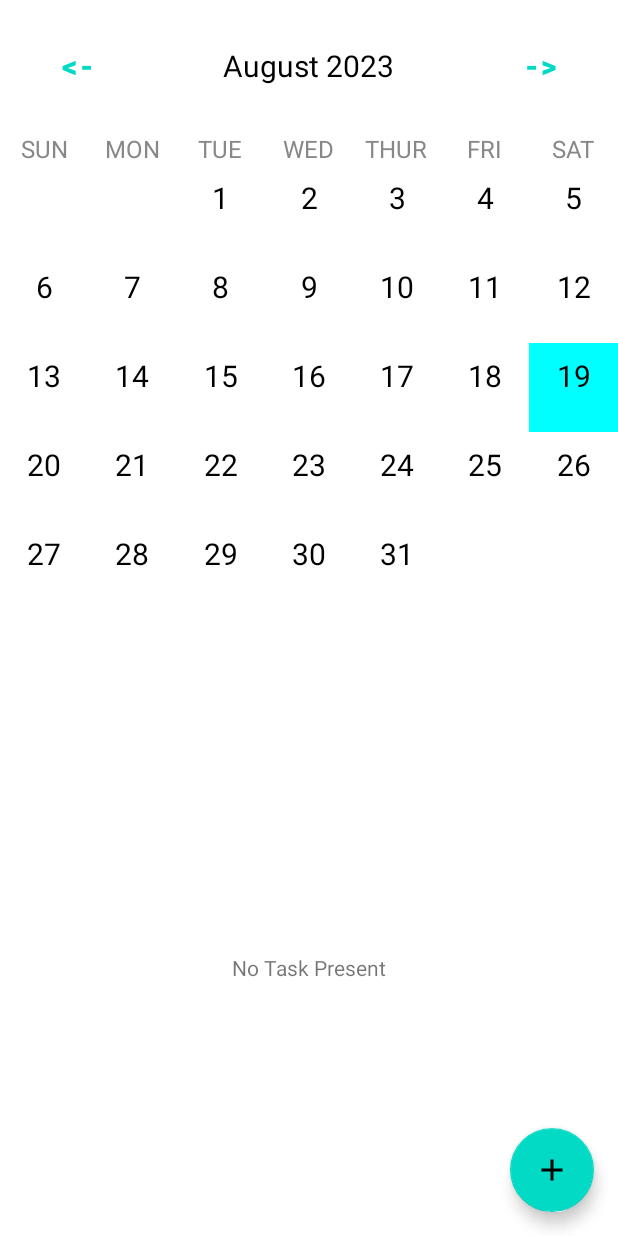
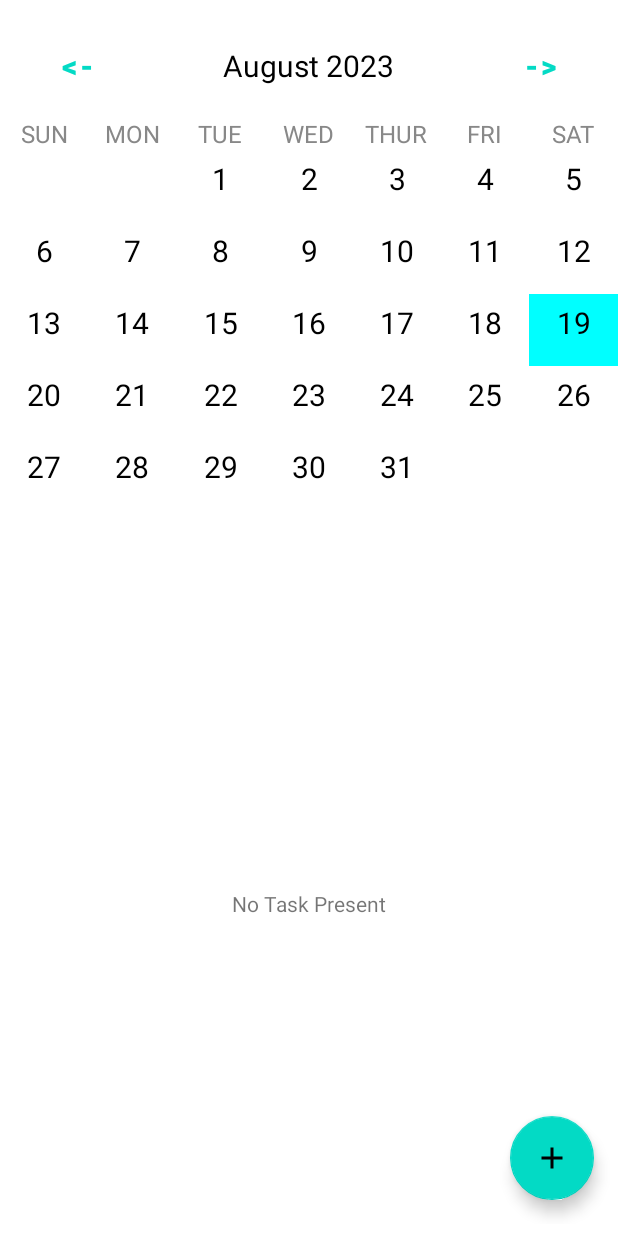
Before and after one commit to DonutsDevil/frnd, an Android app: the screen it shows after launch (MainActivity), on a phone screen of 412 x 824 dp. Run offline under Robolectric (Android 15) with nearby library versions, the phone set to English and light mode, and no system bars; our stand-ins replace Dagger/Hilt's generated code, Room's generated code; 2 statements that could not run were skipped.

Commit message:
Added ui and DI change

```diff
--- a/app/src/main/java/com/swapnil/frnd/MainActivity.kt
+++ b/app/src/main/java/com/swapnil/frnd/MainActivity.kt
@@ -46,6 +46,8 @@ class MainActivity : AppCompatActivity(), OnDateChangeListener,
 
     @Inject
     lateinit var eventsViewModelFactory: EventsViewModelFactory
+
+    @Inject
     lateinit var taskItemAdapter: TaskItemAdapter
     private lateinit var eventsViewModel: EventsViewModel
 
@@ -55,7 +57,8 @@ class MainActivity : AppCompatActivity(), OnDateChangeListener,
         initView()
         val dao = (this.application as FrndApplication).db.getTaskDao()
         val retrofit = (this.application as FrndApplication).retrofit
-        val mainActivityComponent = DaggerMainActivityComponent.factory().create(this.applicationContext,this, dao, retrofit)
+        val mainActivityComponent = DaggerMainActivityComponent.factory()
+            .create(this, this.applicationContext, this, dao, retrofit)
         mainActivityComponent.inject(this)
         eventsViewModel =
             ViewModelProvider(this, eventsViewModelFactory)[EventsViewModel::class.java]
@@ -99,7 +102,6 @@ class MainActivity : AppCompatActivity(), OnDateChangeListener,
     }
 
     private fun setUpCalendarTaskRv() {
-        taskItemAdapter = TaskItemAdapter(this, listOf())
         rvTaskItems.layoutManager = LinearLayoutManager(this, LinearLayoutManager.VERTICAL, false)
         rvTaskItems.adapter = taskItemAdapter
         rvTaskItems.setHasFixedSize(false)
@@ -181,7 +183,7 @@ class MainActivity : AppCompatActivity(), OnDateChangeListener,
 
     private fun setUpUiStateObserver() {
         eventsViewModel.uiState.observe(this) {
-            when(it) {
+            when (it) {
                 is BaseConstants.Companion.Status.Error -> {
                     dismissLoader()
                     Toast.makeText(this, "${it.errorMsg}", Toast.LENGTH_SHORT).show()
--- a/app/src/main/java/com/swapnil/frnd/di/module/CalendarAdapterModule.kt
+++ b/app/src/main/java/com/swapnil/frnd/di/module/CalendarAdapterModule.kt
@@ -1,16 +1,22 @@
 package com.swapnil.frnd.di.module
 
+import com.swapnil.frnd.model.Task
 import com.swapnil.frnd.utility.adapters.CalendarAdapter
 import com.swapnil.frnd.utility.adapters.OnDateChangeListener
+import com.swapnil.frnd.utility.adapters.TaskItemAdapter
 import dagger.Module
 import dagger.Provides
 import java.time.LocalDate
 
 @Module
 class CalendarAdapterModule {
-
     @Provides
     fun provideCalendarAdapter(onDateChangeListener: OnDateChangeListener): CalendarAdapter {
         return CalendarAdapter(LocalDate.now(), onDateChangeListener, listOf<LocalDate>())
     }
+
+    @Provides
+    fun providerTaskItemAdapter(dialogListener: TaskItemAdapter.CalendarEventsClickListener): TaskItemAdapter {
+        return TaskItemAdapter(dialogListener, listOf<Task>())
+    }
 }
--- a/app/src/main/res/layout/activity_main.xml
+++ b/app/src/main/res/layout/activity_main.xml
@@ -11,7 +11,7 @@
         android:layout_width="match_parent"
         android:layout_height="wrap_content"
         android:layout_marginTop="20dp"
-        android:layout_marginBottom="20dp"
+        android:layout_marginBottom="10dp"
         android:orientation="horizontal">
 
         <Button
@@ -116,7 +116,6 @@
             android:textColor="@color/gray"
             android:textSize="16sp" />
 
-
     </LinearLayout>
 
 
@@ -128,8 +127,9 @@
 
     <androidx.coordinatorlayout.widget.CoordinatorLayout
         android:layout_width="match_parent"
-        android:layout_weight="1"
-        android:layout_height="0dp">
+        android:layout_weight="1.5"
+        android:layout_height="0dp"
+        android:paddingBottom="8dp">
 
         <androidx.recyclerview.widget.RecyclerView
             android:id="@+id/rv_task_items"
```
Also changed, not shown: app/src/main/java/com/swapnil/frnd/di/component/MainActivityComponent.kt (+8 -1 lines).
